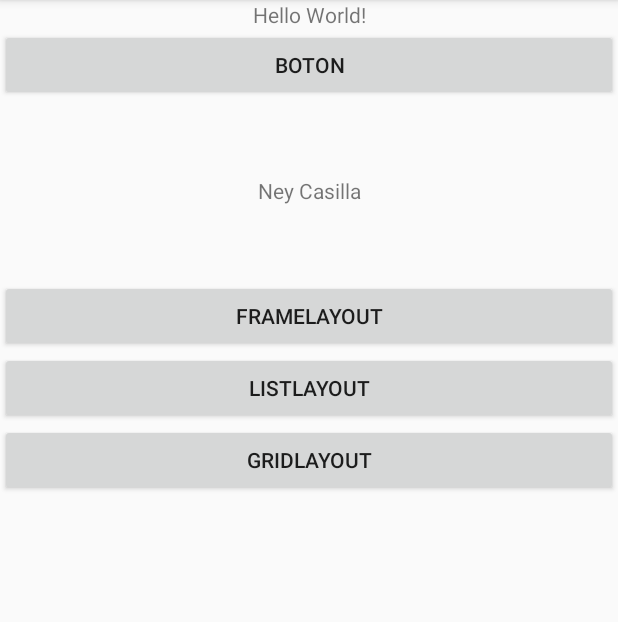
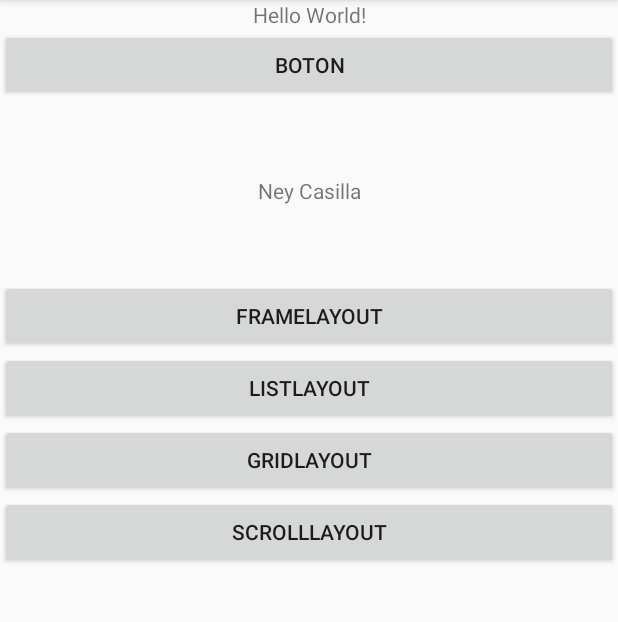
Before and after one commit to ZyenxD/FirstAPP, an Android app: the screen it shows after launch (MainActivity), on a phone screen of 412 x 824 dp, the part 84-706 px from its top. Run offline under Robolectric (Android 15) with nearby library versions, the phone set to English and light mode, and no system bars.

Commit message:
More stuff added

```diff
--- a/app/src/main/AndroidManifest.xml
+++ b/app/src/main/AndroidManifest.xml
@@ -21,7 +21,8 @@
         <activity android:name=".Main4Activity" />
         <activity android:name=".Main5Activity" />
         <activity android:name=".Main6Activity" />
-        <activity android:name=".Main7Activity"></activity>
+        <activity android:name=".Main7Activity" />
+        <activity android:name=".Main8Activity"></activity>
     </application>
 
 </manifest>
--- a/app/src/main/java/com/example/neycasilla/firstapp/MainActivity.java
+++ b/app/src/main/java/com/example/neycasilla/firstapp/MainActivity.java
@@ -19,6 +19,7 @@ public class MainActivity extends AppCompatActivity {
         Button frameLayoutButton = (Button)findViewById(R.id.Frame);
         Button listLayoutButton = (Button)findViewById(R.id.List);
         Button gridLayoutButton = (Button)findViewById(R.id.Greed);
+        Button scrollLayoutButton = (Button)findViewById(R.id.Scroll);
         linearLayoutVerticalButton.setOnClickListener(
                 new View.OnClickListener(){
                     @Override
@@ -54,6 +55,15 @@ public class MainActivity extends AppCompatActivity {
                     }
                 }
         );
+        scrollLayoutButton.setOnClickListener(
+                new View.OnClickListener(){
+                    @Override
+                    public void onClick(View view){
+                        Intent touch = new Intent(MainActivity.this,Main8Activity.class);
+                        startActivity(touch);
+                    }
+                }
+        );
 
         }
     }
--- a/app/src/main/res/layout/activity_main.xml
+++ b/app/src/main/res/layout/activity_main.xml
@@ -42,5 +42,12 @@
             android:text="gridLayout"
             android:layout_gravity="center"/>
 
+        <Button
+            android:id="@+id/Scroll"
+            android:layout_width="match_parent"
+            android:layout_height="wrap_content"
+            android:text="scrollLayout"
+            android:layout_gravity="center"/>
+
 
     </LinearLayout>
```
Also changed, not shown: app/src/main/java/com/example/neycasilla/firstapp/Main8Activity.java (added, +22 -0 lines), app/src/main/res/layout/activity_main8.xml (added, +21 -0 lines), app/src/main/res/layout/boton.xml (added, +7 -0 lines).
